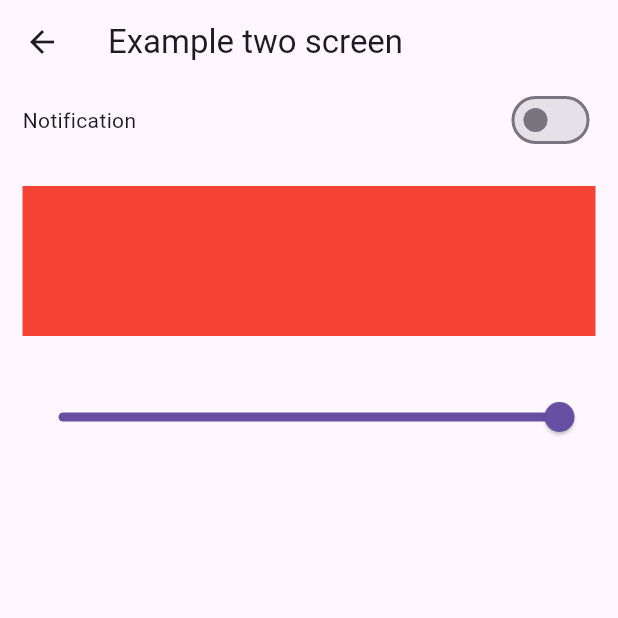
After one commit to Somya6464/bloc_app, a Flutter app: the screen it shows after launch, after a tap on "Decriment", after a tap on "Increment", after a tap on the "navigate next" icon, on a phone screen of 412 x 824 dp, the top half of it. The commit adds this screen. Run offline on Flutter 3.47's test engine with Material 3 defaults, Android fonts, the phone set to English and light mode, and no system bars; our stand-ins replace bloc, equatable, flutter_bloc.

Commit message:
make switch screen

```diff
--- a/lib/Bloc/counter/bloc/counter_bloc.dart
+++ b/lib/Controllers/counter/counter_bloc.dart
@@ -1,6 +1,6 @@
 import 'package:bloc/bloc.dart';
-import 'package:bloc_app/Bloc/counter/bloc/counter_event.dart';
-import 'package:bloc_app/Bloc/counter/bloc/counter_state.dart';
+import 'package:bloc_app/Controllers/counter/counter_event.dart';
+import 'package:bloc_app/Controllers/counter/counter_state.dart';
 
 class CounterBloc extends Bloc<CounterEvent, CounterState> {
   CounterBloc() : super(const CounterState()) {
--- /dev/null
+++ b/lib/Controllers/switch_example/switch_bloc.dart
@@ -0,0 +1,16 @@
+import 'package:bloc/bloc.dart';
+import 'package:bloc_app/Controllers/switch_example/switch_state.dart';
+import 'package:equatable/equatable.dart';
+
+part 'switch_event.dart';
+
+class SwitchBloc extends Bloc<SwitchEvent, SwitchState> {
+  SwitchBloc() : super(const SwitchState()) {
+    on<SliderEvent>((event, emit) {
+      emit(state.copyWith(slider: event.slider.toDouble()));
+    });
+    on<EnableOrDisableNotification>((event, emit) {
+      emit(state.copyWith(isSwitch: !state.isSwitch));
+    });
+  }
+}
--- /dev/null
+++ b/lib/Controllers/switch_example/switch_event.dart
@@ -0,0 +1,17 @@
+part of 'switch_bloc.dart';
+
+sealed class SwitchEvent extends Equatable {
+  const SwitchEvent();
+
+  @override
+  List<Object> get props => [];
+}
+
+class EnableOrDisableNotification extends SwitchEvent {}
+
+class SliderEvent extends SwitchEvent{
+  final double slider;
+  const SliderEvent({required this.slider});
+  @override
+  List<Object> get props => [slider];
+}
--- /dev/null
+++ b/lib/Controllers/switch_example/switch_state.dart
@@ -0,0 +1,17 @@
+import 'package:equatable/equatable.dart';
+
+class SwitchState extends Equatable {
+  final bool isSwitch;
+  final double slider;
+  const SwitchState({this.isSwitch = false, this.slider = 1.0});
+
+  SwitchState copyWith({bool? isSwitch, double? slider}) {
+    return SwitchState(
+      isSwitch: isSwitch ?? this.isSwitch,
+      slider: slider ?? this.slider,
+    );
+  }
+
+  @override
+  List<Object> get props => [isSwitch, slider];
+}
--- a/lib/main.dart
+++ b/lib/main.dart
@@ -1,7 +1,9 @@
-import 'package:bloc_app/Bloc/counter/bloc/counter_bloc.dart';
-import 'package:bloc_app/UI/counter_screen.dart';
+import 'package:bloc_app/Controllers/switch_example/switch_bloc.dart';
+import 'package:bloc_app/pages/counter_screen.dart';
 import 'package:flutter/material.dart';
 import 'package:flutter_bloc/flutter_bloc.dart';
+
+import 'Controllers/counter/counter_bloc.dart';
 
 void main() {
   runApp(const MyApp());
@@ -13,12 +15,17 @@ class MyApp extends StatelessWidget {
   // This widget is the root of your application.
   @override
   Widget build(BuildContext context) {
-    return BlocProvider(
-      create: (_) =>CounterBloc (),
+    return MultiBlocProvider(
+      providers: [
+        BlocProvider(create: (context) => CounterBloc()),
+        BlocProvider(
+          create: (context) => SwitchBloc(),
+        )
+      ],
       child: const MaterialApp(
-      title: 'Flutter Bloc',
-      home: CounterScreen(),
-    ),
+        title: 'Flutter Bloc',
+        home: CounterScreen(),
+      ),
     );
   }
 }
--- a/lib/UI/counter_screen.dart
+++ b/lib/pages/counter_screen.dart
@@ -1,8 +1,10 @@
-import 'package:bloc_app/Bloc/counter/bloc/counter_bloc.dart';
-import 'package:bloc_app/Bloc/counter/bloc/counter_event.dart';
-import 'package:bloc_app/Bloc/counter/bloc/counter_state.dart';
+import 'package:bloc_app/pages/switch_example.dart';
 import 'package:flutter/material.dart';
 import 'package:flutter_bloc/flutter_bloc.dart';
+
+import '../Controllers/counter/counter_bloc.dart';
+import '../Controllers/counter/counter_event.dart';
+import '../Controllers/counter/counter_state.dart';
 
 class CounterScreen extends StatelessWidget {
   const CounterScreen({super.key});
@@ -10,6 +12,18 @@ class CounterScreen extends StatelessWidget {
   @override
   Widget build(BuildContext context) {
     return Scaffold(
+      appBar: AppBar(
+        title: const Text('Counter App'),
+        actions: [
+          IconButton(
+              onPressed: () => Navigator.push(
+                  context,
+                  MaterialPageRoute(
+                    builder: (context) => const SwitchExampleScreen(),
+                  )),
+              icon: const Icon(Icons.navigate_next))
+        ],
+      ),
       body: Column(
         mainAxisAlignment: MainAxisAlignment.center,
         crossAxisAlignment: CrossAxisAlignment.center,
@@ -30,14 +44,14 @@ class CounterScreen extends StatelessWidget {
             children: [
               ElevatedButton(
                   onPressed: () {
+                    context.read<CounterBloc>().add(DecrementCounter());
+                  },
+                  child: const Text('Decriment')),
+              ElevatedButton(
+                  onPressed: () {
                     context.read<CounterBloc>().add(IncrementCounter());
                   },
                   child: const Text('Increment')),
-              ElevatedButton(
-                  onPressed: () {
-                    context.read<CounterBloc>().add(DecrementCounter());
-                  },
-                  child: const Text('Decriment')),
             ],
           )
         ],
--- /dev/null
+++ b/lib/pages/switch_example.dart
@@ -0,0 +1,73 @@
+import 'package:bloc_app/Controllers/switch_example/switch_bloc.dart';
+import 'package:bloc_app/Controllers/switch_example/switch_state.dart';
+import 'package:flutter/material.dart';
+import 'package:flutter_bloc/flutter_bloc.dart';
+
+class SwitchExampleScreen extends StatelessWidget {
+  const SwitchExampleScreen({super.key});
+
+  @override
+  Widget build(BuildContext context) {
+    return Scaffold(
+      appBar: AppBar(
+        title: const Text("Example two screen"),
+      ),
+      body: Padding(
+        padding: const EdgeInsets.symmetric(horizontal: 15),
+        child: Column(
+          crossAxisAlignment: CrossAxisAlignment.start,
+          children: [
+            Row(
+              mainAxisAlignment: MainAxisAlignment.spaceBetween,
+              children: [
+                const Text("Notification"),
+                BlocBuilder<SwitchBloc, SwitchState>(
+                  buildWhen: (previous, current) =>
+                      previous.isSwitch != current.isSwitch,
+                  builder: (context, state) {
+                    return Switch(
+                      value: state.isSwitch,
+                      onChanged: (value) {
+                        context
+                            .read<SwitchBloc>()
+                            .add(EnableOrDisableNotification());
+                        debugPrint(value.toString());
+                      },
+                    );
+                  },
+                )
+              ],
+            ),
+            const SizedBox(
+              height: 20,
+            ),
+            BlocBuilder<SwitchBloc, SwitchState>(
+              buildWhen: (previous, current) =>
+                  previous.slider != current.slider,
+              builder: (context, state) {
+                return Container(
+                  height: 100,
+                  color: Colors.red.withOpacity(state.slider),
+                );
+              },
+            ),
+            const SizedBox(
+              height: 30,
+            ),
+            BlocBuilder<SwitchBloc, SwitchState>(
+              builder: (context, state) {
+                return Slider(
+                  value: state.slider,
+                  onChanged: (value) {
+                    context.read<SwitchBloc>().add(SliderEvent(slider: value));
+                    debugPrint(value.toString());
+                  },
+                );
+              },
+            )
+          ],
+        ),
+      ),
+    );
+  }
+}
```
Also changed, not shown: lib/Controllers/counter/counter_event.dart (renamed from lib/Bloc/counter/bloc/counter_event.dart), lib/Controllers/counter/counter_state.dart (renamed from lib/Bloc/counter/bloc/counter_state.dart), pubspec.lock, 40 other files.
